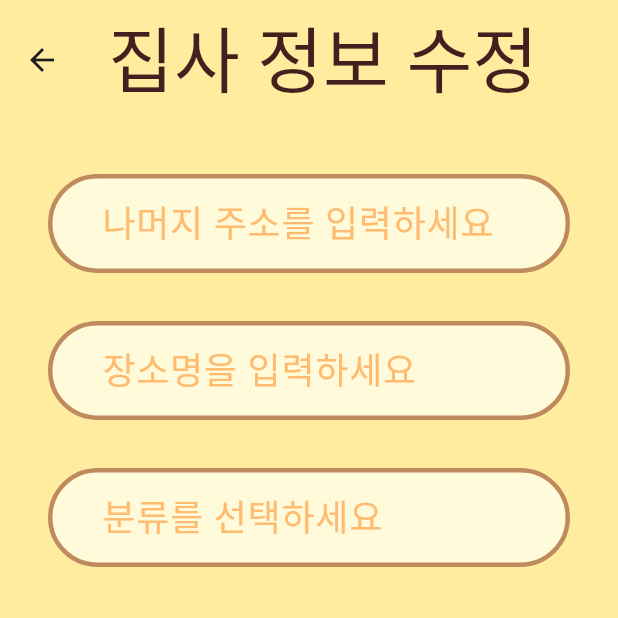
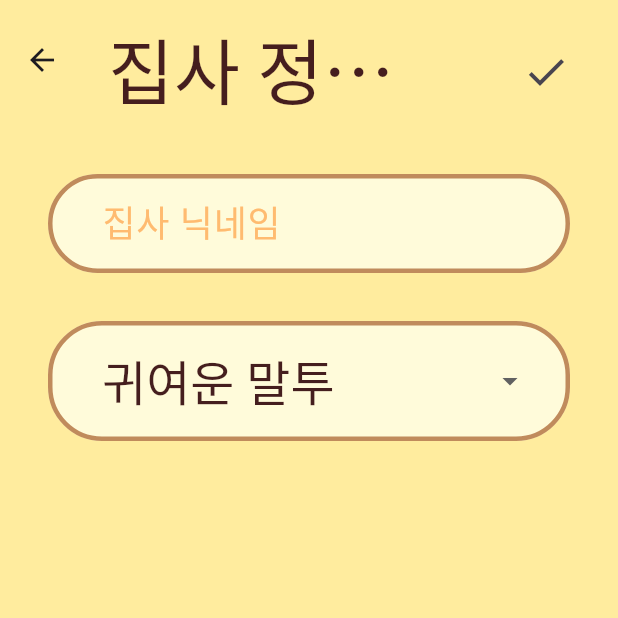
Before and after one commit to loverduck/zzuiksa, a Flutter app: the MyButler screen opened directly, after a tap on "수정하기", on a phone screen of 412 x 824 dp, the top half of it. Run offline on Flutter 3.47's test engine with Material 3 defaults, Android fonts, the phone set to English and light mode, and no system bars; our stand-ins replace flutter_dotenv, image_picker, table_calendar; missing offline and left inert: dart:ffi, kakao_flutter_sdk; Roboto replaces fonts that are missing (BMJua, OwnglyphChongchong).

Commit message:
:sparkles: refactor: header widget modify, some button hide (for google playstore)

```diff
--- a/client/lib/screens/profile/widgets/butler/modify_butler.dart
+++ b/client/lib/screens/profile/widgets/butler/modify_butler.dart
@@ -1,6 +1,9 @@
 import 'package:flutter/material.dart';
 
-import '../input_box.dart';
+import 'package:client/constants.dart';
+import 'package:client/widgets/header.dart';
+import 'package:client/widgets/input_box.dart';
+import 'package:client/widgets/dropdown_box.dart';
 
 class ModifyButler extends StatefulWidget {
   const ModifyButler({super.key});
@@ -17,11 +20,16 @@ class _ModifyButlerState extends State<ModifyButler> {
     return Scaffold(
         appBar: PreferredSize(
           preferredSize: Size.fromHeight(80.0),
-          child: AppBar(
-            backgroundColor: Colors.transparent,
-            title: Text('집사 정보 수정', style: textTheme.displayLarge),
-            centerTitle: true,
-            toolbarHeight: 80.0,
+          child: Header(
+            title: '집사 정보 수정',
+            buttonList: [IconButton(
+              icon: Icon(Icons.check),
+              padding: EdgeInsets.all(32),
+              iconSize: 32,
+              onPressed: () {
+                print('complete button clicked');
+              },
+            )],
           ),
         ),
         extendBodyBehindAppBar: true,
@@ -35,9 +43,14 @@ class _ModifyButlerState extends State<ModifyButler> {
                     child: Column(
                         crossAxisAlignment: CrossAxisAlignment.start,
                         children: <Widget>[
-                              InputBox(name: 'address2', placeholder: '나머지 주소를 입력하세요'),
-                              InputBox(name: 'name', placeholder: '장소명을 입력하세요'),
-                              InputBox(name: 'category', placeholder: '분류를 선택하세요'),
+                      InputBox(
+                        name: 'nickname',
+                        placeholder: '집사 닉네임',
+                      ),
+                      DropdownBox(
+                        name: 'speachStyle',
+                        dropdownList: ['귀여운 말투', '근엄한 말투', '딱딱한 말투'],
+                      ),
                     ])),
               ),
             ],
--- a/client/lib/widgets/custom_button.dart
+++ b/client/lib/widgets/custom_button.dart
@@ -31,11 +31,11 @@ class CustomButton extends StatelessWidget {
     EdgeInsets edgeInsets() {
       switch (size) {
         case 'small':
-          return EdgeInsets.symmetric(horizontal: 40, vertical: 10);
+          return const EdgeInsets.symmetric(horizontal: 40, vertical: 10);
         case 'medium':
-          return EdgeInsets.symmetric(horizontal: 80, vertical: 10);
+          return const EdgeInsets.symmetric(horizontal: 80, vertical: 10);
         default:
-          return EdgeInsets.symmetric(horizontal: 120, vertical: 10);
+          return const EdgeInsets.symmetric(horizontal: 120, vertical: 10);
       }
     }
 
@@ -46,7 +46,7 @@ class CustomButton extends StatelessWidget {
         style: ButtonStyle(
             backgroundColor: MaterialStateProperty.all(bgColor()),
             side: MaterialStateProperty.all(
-                BorderSide(width: 2.0, color: Constants.main600)),
+                const BorderSide(width: 2.0, color: Constants.main600)),
             padding: MaterialStateProperty.all<EdgeInsets>(
                 edgeInsets()
             )),
--- /dev/null
+++ b/client/lib/widgets/dropdown_box.dart
@@ -0,0 +1,79 @@
+import 'package:client/constants.dart';
+import 'package:flutter/material.dart';
+
+class DropdownBox extends StatefulWidget {
+  final String name;
+  final List<String> dropdownList;
+
+  const DropdownBox({
+    super.key,
+    required this.name,
+    required this.dropdownList,
+  });
+
+  @override
+  State<DropdownBox> createState() => _DropdownBoxState();
+}
+
+class _DropdownBoxState extends State<DropdownBox> {
+  var _list = ['아이템이 없습니다.'];
+  String? _selected;
+
+  @override
+  void initState() {
+    super.initState();
+    _list = widget.dropdownList; // Assign dropdownList to _list
+    setState(() {
+      _selected = _list[0];
+    });
+  }
+
+  @override
+  Widget build(BuildContext context) {
+    return Padding(
+        padding: const EdgeInsets.symmetric(horizontal: 12, vertical: 16),
+        child: DropdownButtonFormField(
+          decoration: InputDecoration(
+            filled: true,
+            fillColor: Constants.main100,
+            contentPadding: EdgeInsets.only(left: 32, top: 24, bottom: 8),
+            focusedBorder: OutlineInputBorder(
+              borderSide: const BorderSide(
+                width: 3,
+                color: Constants.main500,
+                style: BorderStyle.solid,
+              ),
+              borderRadius: BorderRadius.circular(36),
+            ),
+            enabledBorder: OutlineInputBorder(
+              borderSide: const BorderSide(
+                width: 3,
+                color: Constants.main500,
+                style: BorderStyle.solid,
+              ),
+              borderRadius: BorderRadius.circular(36),
+            ),
+            labelStyle: const TextStyle(color: Constants.main300, fontSize: 24),
+          ),
+          dropdownColor: Constants.main100,
+
+          itemHeight: 64,
+          icon: const Padding(
+              padding: EdgeInsets.only(right:16), child: Icon(Icons.arrow_drop_down)),
+          style: const TextStyle(
+              color: Constants.textColor, fontSize: 32, fontFamily: 'OwnglyphChongchong'),
+          value: _selected,
+          items: _list
+              .map((e) => DropdownMenuItem(
+                    value: e,
+                    child: Text(e),
+                  ))
+              .toList(),
+          onChanged: (value) {
+            setState(() {
+              _selected = value!;
+            });
+          },
+        ));
+  }
+}
--- a/client/lib/widgets/header.dart
+++ b/client/lib/widgets/header.dart
@@ -1,34 +1,26 @@
 import 'package:flutter/material.dart';
-
-import '../screens/profile/widgets/butler/my_butler.dart';
 
 class Header extends StatelessWidget {
   final String title;
+  final List<IconButton>? buttonList;
 
-  const Header(
-      {super.key,
-        required this.title});
+  const Header({super.key, required this.title, this.buttonList});
 
   @override
   Widget build(BuildContext context) {
     final textTheme = Theme.of(context).textTheme;
 
     return AppBar(
-        backgroundColor: Colors.transparent,
-        title: Text(title, style: textTheme.displayLarge),
-        centerTitle: true,
-        toolbarHeight: 80.0,
-        actions: <Widget>[
-          IconButton(
-            icon: Icon(Icons.settings),
-            iconSize: 32.0,
-            padding: EdgeInsets.all(24),
-            onPressed: () {
-              Navigator.push(context,
-                  MaterialPageRoute(builder: (context) => MyButler()));
-            },
-          ),
+      backgroundColor: Colors.transparent,
+      title: Column(
+        children: [
+          SizedBox(height: 16),
+          Text(title, style: textTheme.displayLarge)
         ],
+      ),
+      centerTitle: true,
+      toolbarHeight: 80.0,
+      actions: buttonList,
     );
   }
 }
--- a/client/lib/screens/profile/widgets/input_box.dart
+++ b/client/lib/widgets/input_box.dart
@@ -4,26 +4,28 @@ import 'package:flutter/material.dart';
 class InputBox extends StatelessWidget {
   final String name;
   final String placeholder;
+  final IconButton? prefixIcon;
   final IconButton? suffixIcon;
 
   const InputBox({
     super.key,
     required this.name,
     required this.placeholder,
+    this.prefixIcon,
     this.suffixIcon,
   });
 
   @override
   Widget build(BuildContext context) {
     return Padding(
-      padding: EdgeInsets.symmetric(horizontal: 12, vertical: 16),
+      padding: const EdgeInsets.symmetric(horizontal: 12, vertical: 16),
       child: TextField(
         decoration: InputDecoration(
             filled: true,
             fillColor: Constants.main100,
             contentPadding: EdgeInsets.only(left: 32, top: 16, bottom: 8),
             focusedBorder: OutlineInputBorder(
-              borderSide: BorderSide(
+              borderSide: const BorderSide(
                 width: 3,
                 color: Constants.main400,
                 style: BorderStyle.solid,
@@ -31,7 +33,7 @@ class InputBox extends StatelessWidget {
               borderRadius: BorderRadius.circular(36),
             ),
             enabledBorder: OutlineInputBorder(
-              borderSide: BorderSide(
+              borderSide: const BorderSide(
                 width: 3,
                 color: Constants.main500,
                 style: BorderStyle.solid,
@@ -39,8 +41,9 @@ class InputBox extends StatelessWidget {
               borderRadius: BorderRadius.circular(36),
             ),
             labelText: placeholder,
-            labelStyle: TextStyle(color: Constants.main300, fontSize: 24),
-            suffixIcon: suffixIcon == null ? null : suffixIcon),
+            labelStyle: const TextStyle(color: Constants.main300, fontSize: 24),
+            prefixIcon: prefixIcon,
+            suffixIcon: suffixIcon),
       ),
     );
   }
--- a/client/pubspec.yaml
+++ b/client/pubspec.yaml
@@ -13,9 +13,6 @@ dependencies:
   flutter_native_splash: ^2.3.1
   flutter_dotenv: ^5.1.0
   kakao_flutter_sdk: ^1.3.1
-
-  english_words: ^4.0.0
-  flutter_lorem: ^2.0.0
 
   image_picker: ^0.8.3+2
   table_calendar: ^3.1.1
```
Also changed, not shown: client/lib/screens/dashboard/widgets/timeline/timeline.dart (+14 -1 lines), client/lib/screens/profile/profile_screen.dart (+17 -6 lines), client/lib/screens/profile/widgets/info/butler_button.dart (deleted, +0 -21 lines), client/lib/screens/profile/widgets/info/modify_info.dart (+63 -19 lines), client/lib/screens/profile/widgets/info/my_info.dart (+7 -7 lines), client/lib/screens/profile/widgets/menu_buttons.dart (+8 -8 lines), client/lib/screens/profile/widgets/place/add_place.dart (+22 -18 lines), client/lib/screens/profile/widgets/place/my_place.dart (+17 -17 lines), client/lib/screens/profile/widgets/statistic/my_staticstic.dart (+18 -2 lines), client/pubspec.lock. Lines whose indentation alone changed are shown as unchanged.
